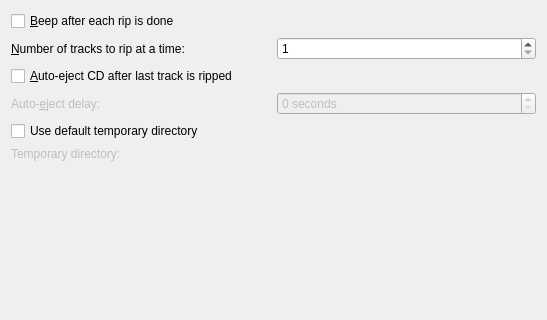
Above: ripconfig.ui from KDE/kaudiocreator before the change; both pictures show x 0 to 547 and y 0 to 320 of the 547 by 526 pixel window. Below: the same form after it.
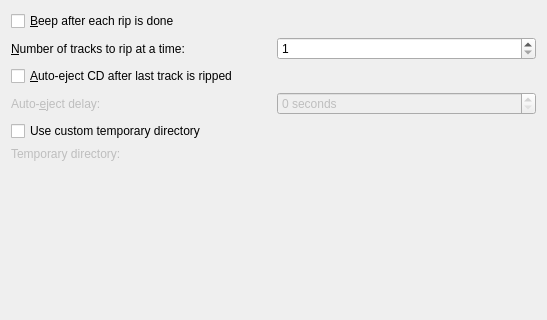
That is the form after the change. Custom widgets are drawn as their Qt base class.

Commit message: when checked this let's you select a custom tmp dir, not the default

```diff
--- a/ripconfig.ui
+++ b/ripconfig.ui
@@ -117,7 +117,7 @@
    <item>
     <widget class="QCheckBox" name="kcfg_enableTempDir" >
      <property name="text" >
-      <string>Use default temporary directory</string>
+      <string>Use custom temporary directory</string>
      </property>
     </widget>
    </item>
```
